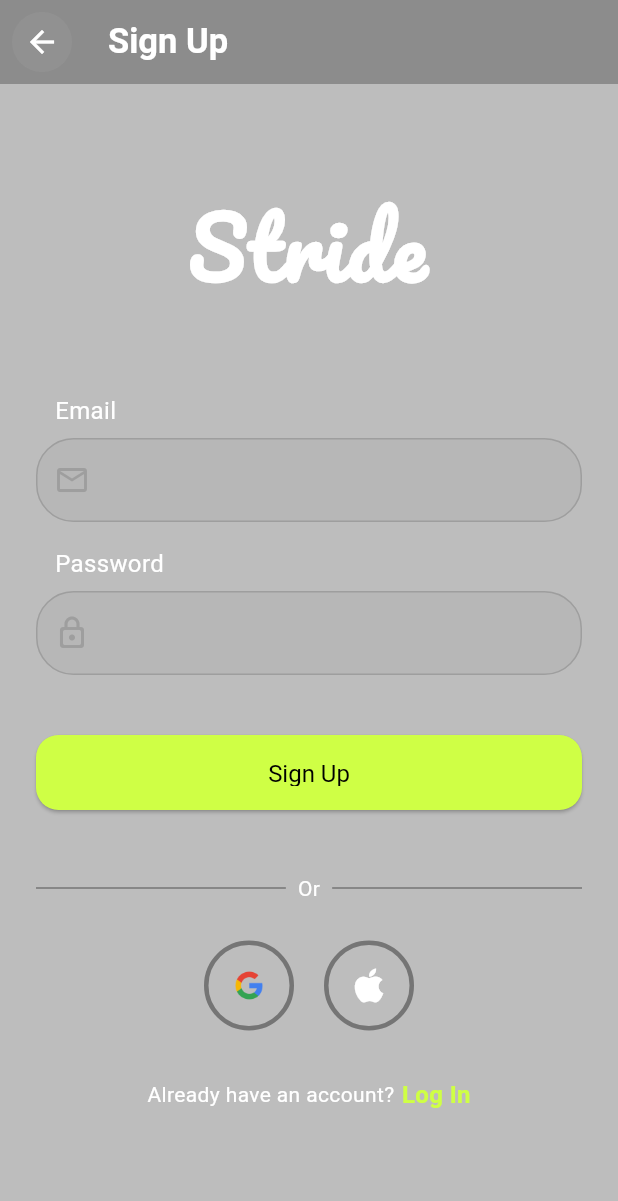
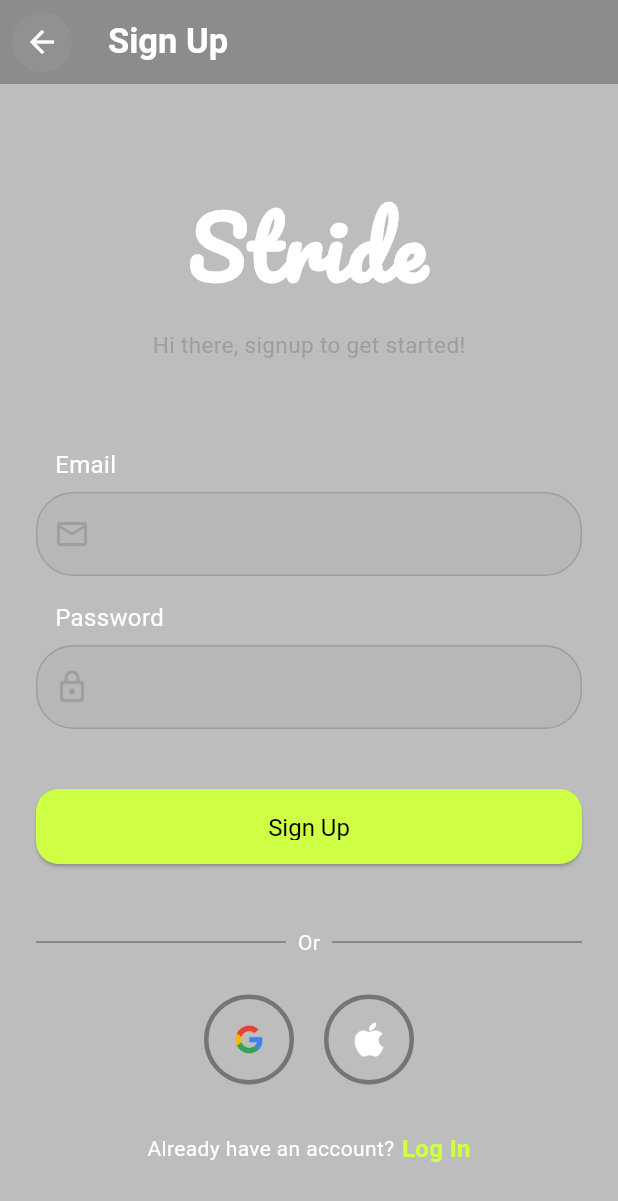
Before and after one commit to BigSteveAbdulmex/Stride, a Flutter app: the SignupPage screen opened directly, on a phone screen of 412 x 824 dp. Shown: the top 1201 px of the screen. Run offline on Flutter 3.47's test engine with Material 3 defaults, Android fonts, the phone set to English and light mode, and no system bars; our stand-ins replace google_fonts.

Commit message:
Added labels to the text form fields

```diff
--- a/lib/features/authentication/presentation/pages/signup_page.dart
+++ b/lib/features/authentication/presentation/pages/signup_page.dart
@@ -43,6 +43,15 @@ class SignupPage extends StatelessWidget {
                     letterSpacing: 2.0,
                   ),
                 ),
+                const SizedBox(height: 15),
+                //
+                Text(
+                  "Hi there, signup to get started!",
+                  style: TextStyle(
+                    color: Colors.grey,
+                    fontSize: 15,
+                  ),
+                ),
                 const SizedBox(height: 50),
                 // form
                 Column(
@@ -50,11 +59,13 @@ class SignupPage extends StatelessWidget {
                     const SizedBox(height: 8),
                     CustomAuthTextField(
                       hintText: "   Email",
+                      labelText: "example@gmail.com",
                       icon: Icons.email_outlined,
                     ),
                     const SizedBox(height: 16),
                     CustomAuthTextField(
                       hintText: "   Password",
+                      labelText: "********",
                       icon: Icons.lock_outline_rounded,
                       isPassword: true,
                     ),
```
